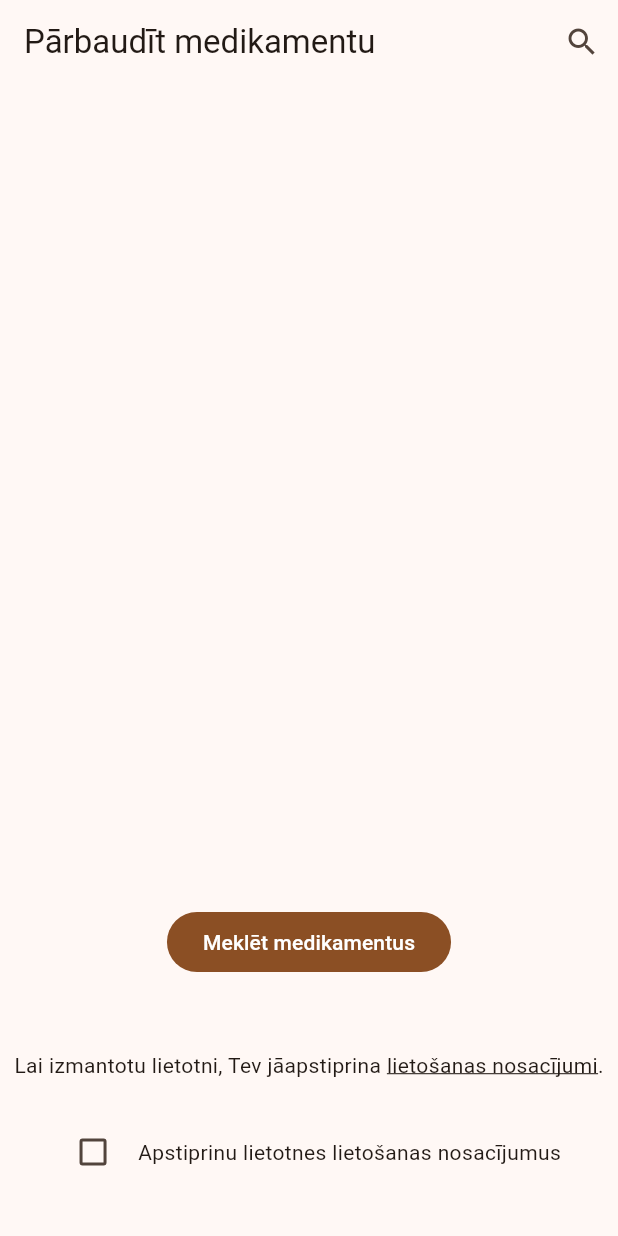
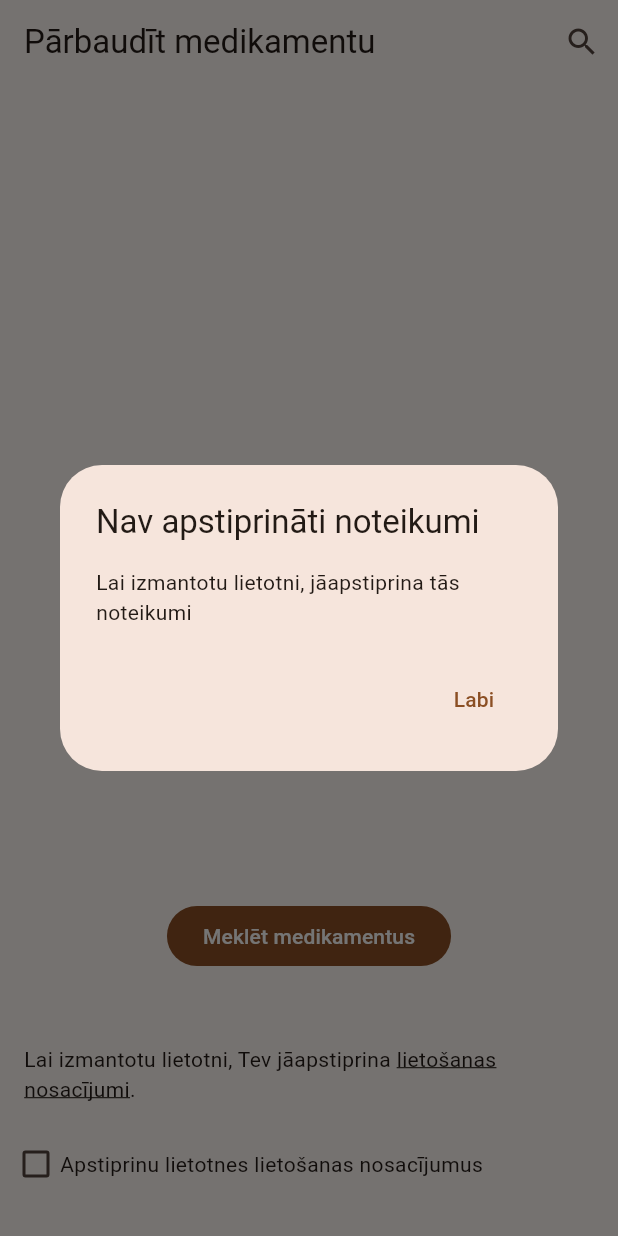
Before and after one commit to jekabsbalodis/drug-reference, a Flutter app: the screen it shows after launch, after a tap on "Meklēt medikamentus", on a phone screen of 412 x 824 dp. Run offline on Flutter 3.47's test engine with Material 3 defaults, Android fonts, the light colour scheme and no system bars; our stand-ins replace google_fonts, supabase_flutter; accounts and stored records are empty; Roboto replaces fonts that are missing (Cousine).

Commit message:
Extracting widgets to seperate files

```diff
--- a/lib/screens/welcome.dart
+++ b/lib/screens/welcome.dart
@@ -1,6 +1,10 @@
 import 'package:drug_reference/constants.dart';
 import 'package:flutter/gestures.dart';
 import 'package:flutter/material.dart';
+
+import '../widgets/accept_terms_alert.dart';
+import '../widgets/accept_terms_dialog.dart';
+import '../widgets/medication_search.dart';
 
 class WelcomeScreen extends StatefulWidget {
   const WelcomeScreen({super.key});
@@ -16,32 +20,7 @@ class _WelcomeScreenState extends State<WelcomeScreen> {
     showDialog(
       context: context,
       builder: ((context) {
-        return AlertDialog(
-          content: SingleChildScrollView(
-            child: Padding(
-              padding: const EdgeInsets.all(8),
-              child: Text(
-                appUsageTerms,
-                style: Theme.of(context)
-                    .textTheme
-                    .bodyMedium!
-                    .copyWith(color: Theme.of(context).colorScheme.onSurface),
-              ),
-            ),
-          ),
-          actions: [
-            TextButton(
-                onPressed: () {
-                  Navigator.pop(context, false);
-                },
-                child: const Text('Atcelt')),
-            FilledButton(
-                onPressed: () {
-                  Navigator.pop(context, true);
-                },
-                child: const Text('Piekrist noteikumiem'))
-          ],
-        );
+        return const AcceptTermsDialog();
       }),
     ).then(
       (value) {
@@ -54,6 +33,24 @@ class _WelcomeScreenState extends State<WelcomeScreen> {
     );
   }
 
+  void _openSearchScreen() {
+    if (_isAccepted == false) {
+      showDialog(
+        context: context,
+        builder: (context) {
+          return const AcceptTermsAlert();
+        },
+      );
+    } else {
+      showModalBottomSheet(
+        context: context,
+        builder: (context) {
+          return const MedicationSearch();
+        },
+      );
+    }
+  }
+
   @override
   Widget build(BuildContext context) {
     return SelectionArea(
@@ -61,64 +58,83 @@ class _WelcomeScreenState extends State<WelcomeScreen> {
         appBar: AppBar(
           title: const Text('Pārbaudīt medikamentu'),
           actions: [
-            IconButton(onPressed: () {}, icon: const Icon(Icons.search))
+            IconButton(
+                onPressed: () {
+                  _openSearchScreen();
+                },
+                icon: const Icon(Icons.search))
           ],
         ),
         body: Padding(
-          padding: const EdgeInsets.all(8.0),
+          padding: const EdgeInsets.all(8),
           child: Column(
             mainAxisAlignment: MainAxisAlignment.end,
             children: [
               const Spacer(),
               FilledButton(
-                  onPressed: () {}, child: const Text('Meklēt medikamentus')),
+                  onPressed: () {
+                    _openSearchScreen();
+                  },
+                  child: const Text('Meklēt medikamentus')),
               const SizedBox(height: 48),
-              Text.rich(
+              Padding(
+                padding: const EdgeInsets.only(left: 8),
+                child: Text.rich(
                   TextSpan(
-                  style: Theme.of(context)
-                      .textTheme
-                      .bodyMedium!
-                      .copyWith(color: Theme.of(context).colorScheme.onSurface),
+                    style: Theme.of(context).textTheme.bodyMedium!.copyWith(
+                        color: Theme.of(context).colorScheme.onSurface),
                     children: [
                       TextSpan(text: termsPrompt[0]),
                       TextSpan(
                           text: termsPrompt[1],
-                        style: Theme.of(context).textTheme.bodyMedium!.copyWith(
+                          style: Theme.of(context)
+                              .textTheme
+                              .bodyMedium!
+                              .copyWith(
                                   decoration: TextDecoration.underline,
                                   decorationColor:
                                       Theme.of(context).colorScheme.onSurface,
-                            color: Theme.of(context).colorScheme.onSurface),
+                                  color:
+                                      Theme.of(context).colorScheme.onSurface),
                           recognizer: TapGestureRecognizer()
                             ..onTap = () {
                               _openTermsScreen();
                             }),
                       TextSpan(
                           text: termsPrompt[2],
-                        style: Theme.of(context).textTheme.bodyMedium!.copyWith(
-                            color: Theme.of(context).colorScheme.onSurface)),
+                          style: Theme.of(context)
+                              .textTheme
+                              .bodyMedium!
+                              .copyWith(
+                                  color:
+                                      Theme.of(context).colorScheme.onSurface)),
                     ],
+                  ),
                 ),
               ),
               const SizedBox(height: 24),
               Row(
-                mainAxisAlignment: MainAxisAlignment.center,
+                mainAxisAlignment: MainAxisAlignment.start,
                 children: [
-                  Checkbox(
+                  SizedBox(
+                    height: 32,
+                    width: 32,
+                    child: Checkbox(
                         value: _isAccepted,
                         onChanged: (newValue) {
                           setState(() => _isAccepted = newValue!);
                         }),
-                  const SizedBox(width: 6),
+                  ),
                   Flexible(
                     child: Text(
                       acceptTerms,
                       style: Theme.of(context).textTheme.bodyMedium!.copyWith(
                           color: Theme.of(context).colorScheme.onSurface),
                     ),
-                  )
+                  ),
                 ],
               ),
-              const SizedBox(height: 24)
+              const SizedBox(height: 24),
             ],
           ),
         ),
--- /dev/null
+++ b/lib/widgets/accept_terms_alert.dart
@@ -0,0 +1,34 @@
+import 'package:flutter/material.dart';
+
+class AcceptTermsAlert extends StatelessWidget {
+  const AcceptTermsAlert({
+    super.key,
+  });
+
+  @override
+  Widget build(BuildContext context) {
+    return AlertDialog(
+      title: Text(
+        'Nav apstiprināti noteikumi',
+        style: Theme.of(context)
+            .textTheme
+            .titleLarge!
+            .copyWith(color: Theme.of(context).colorScheme.onSurface),
+      ),
+      content: Text(
+        'Lai izmantotu lietotni, jāapstiprina tās noteikumi',
+        style: Theme.of(context)
+            .textTheme
+            .bodyMedium!
+            .copyWith(color: Theme.of(context).colorScheme.onSurface),
+      ),
+      actions: [
+        TextButton(
+            onPressed: () {
+              Navigator.pop(context);
+            },
+            child: const Text('Labi')),
+      ],
+    );
+  }
+}
```
Also changed, not shown: lib/widgets/accept_terms_dialog.dart (added, +38 -0 lines), lib/widgets/medication_search.dart (added, +27 -0 lines). Lines whose indentation alone changed are shown as unchanged.
